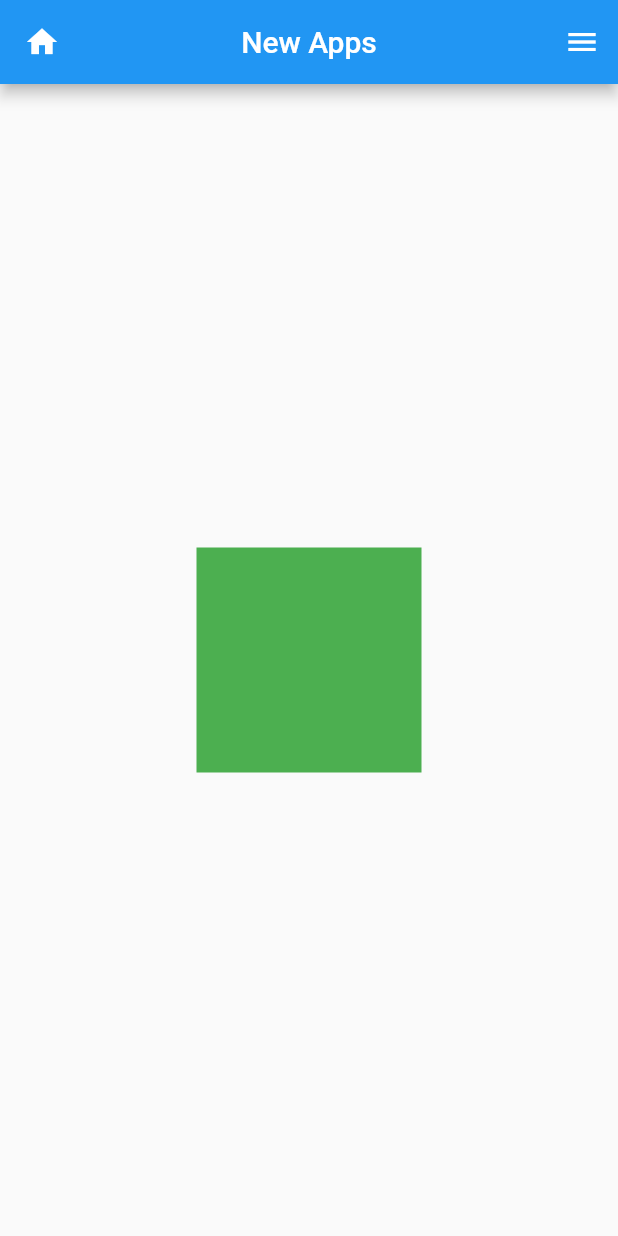
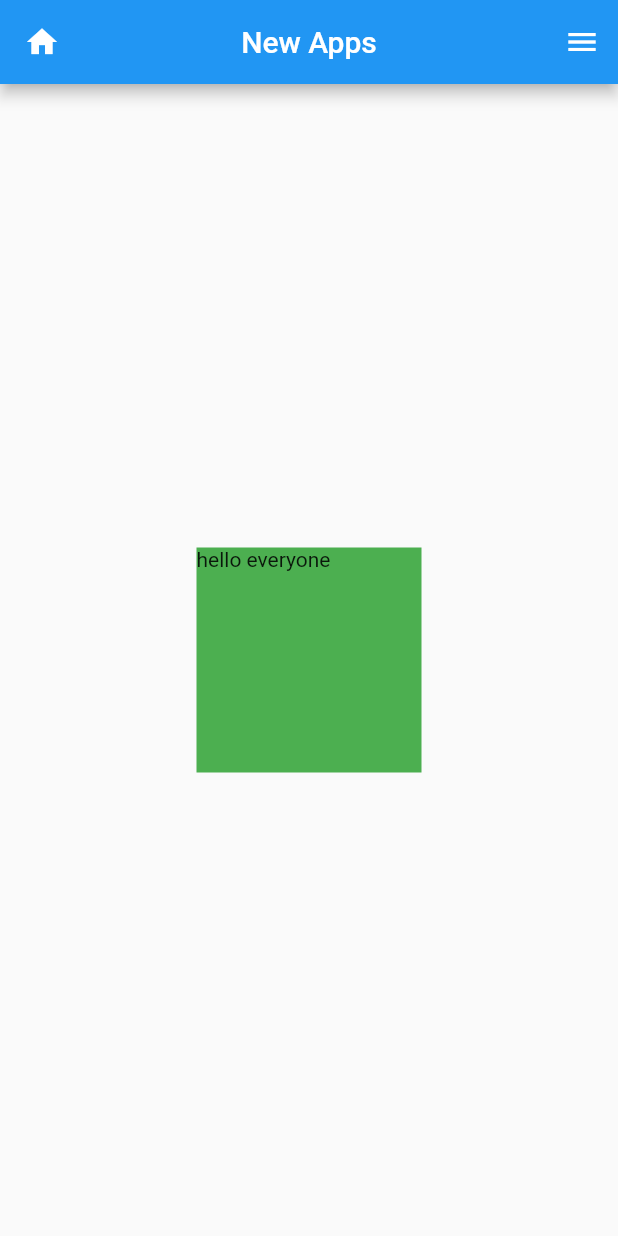
Before and after one commit to amimulahsan/testnewflutter_application_1, a Flutter app: the screen it shows after launch, on a phone screen of 412 x 824 dp. Run offline on Flutter 3.47's test engine with Material 2 defaults, Android fonts, the phone set to English and light mode, and no system bars.

Commit message:
same change

```diff
--- a/lib/main.dart
+++ b/lib/main.dart
@@ -29,7 +29,7 @@ class _MyAppState extends State<MyApp> {
           height: 150,
           width: 150,
           color: Colors.green,
-
+          child: Text('hello everyone'),
         ) ,
       ),
     );
```
